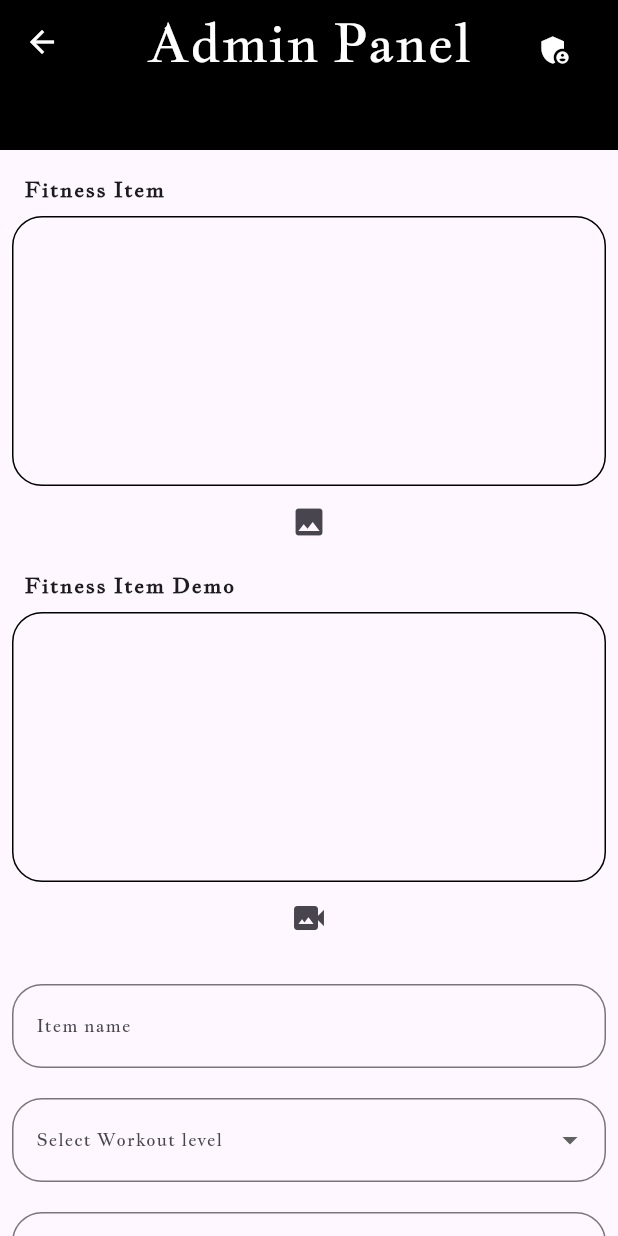
After one commit to jasirpk/fittrack, a Flutter app: the AdminPanel_Screen screen opened directly, on a phone screen of 412 x 824 dp. The commit adds this screen. Run offline on Flutter 3.47's test engine with Material 3 defaults, Android fonts, the phone set to English and light mode, and no system bars; our stand-ins replace image_picker, shared_preferences, sqflite; accounts and stored records are empty.

Commit message:
Admin panel added

```diff
--- a/lib/main.dart
+++ b/lib/main.dart
@@ -6,6 +6,7 @@
 import 'package:flutter/material.dart';
 import 'package:shared_preferences/shared_preferences.dart';
 
+const Save_key = 'UserLoggedIn';
 main() {
   runApp(Fit_Track());
 }
--- /dev/null
+++ b/lib/screens_Admin/adminpanel_Screen.dart
@@ -0,0 +1,302 @@
+import 'dart:io';
+
+import 'package:flutter/material.dart';
+import 'package:image_picker/image_picker.dart';
+
+class AdminPanel_Screen extends StatefulWidget {
+  const AdminPanel_Screen({super.key});
+
+  @override
+  State<AdminPanel_Screen> createState() => _AdminPanel_ScreenState();
+}
+
+class _AdminPanel_ScreenState extends State<AdminPanel_Screen> {
+  var fitnessItemImagePathController = TextEditingController();
+  var fitnessItemDemoImagePathController = TextEditingController();
+  var ItemNameController = TextEditingController();
+  var WorkoutLevelController = TextEditingController();
+  var SelectCategoryController = TextEditingController();
+  var WorkoutPlanController = TextEditingController();
+  var DescriptionController = TextEditingController();
+  File? fitnessItemImage;
+  File? fitnessItemDemoImage;
+  String? selectedWorkoutLevel;
+  String? SelectedCategory;
+  String? SelectedWorkoutPlan;
+  @override
+  Widget build(BuildContext context) {
+    return Scaffold(
+      appBar: PreferredSize(
+          preferredSize: Size.fromHeight(100),
+          child: AppBar(
+            iconTheme: IconThemeData(color: Colors.white),
+            backgroundColor: Colors.black,
+            actions: [
+              Padding(
+                padding: const EdgeInsets.only(right: 30, top: 10),
+                child: Icon(
+                  Icons.admin_panel_settings,
+                  color: Colors.white,
+                ),
+              )
+            ],
+            centerTitle: true,
+            title: Text(
+              'Admin Panel',
+              style: TextStyle(
+                  fontFamily: 'JacquesFracois',
+                  fontSize: 36,
+                  color: Colors.white),
+            ),
+          )),
+      body: SingleChildScrollView(
+        child: Padding(
+          padding: const EdgeInsets.all(8.0),
+          child: Container(
+            child: Column(
+              children: [
+                Padding(
+                  padding: const EdgeInsets.all(8.0),
+                  child: Row(
+                    children: [
+                      Text(
+                        'Fitness Item',
+                        style: TextStyle(
+                          fontFamily: 'JacquesFracois',
+                          fontWeight: FontWeight.bold,
+                          letterSpacing: 1,
+                        ),
+                      ),
+                    ],
+                  ),
+                ),
+                Container(
+                  height: 180,
+                  width: double.infinity,
+                  decoration: BoxDecoration(
+                    border: Border.all(),
+                    borderRadius: BorderRadius.circular(20),
+                  ),
+                  child: fitnessItemImage != null
+                      ? ClipRRect(
+                          borderRadius: BorderRadius.circular(20),
+                          child: Image.file(
+                            fitnessItemImage!,
+                            fit: BoxFit.cover,
+                          ),
+                        )
+                      : SizedBox(),
+                ),
+                IconButton(
+                  onPressed: () {
+                    pickImageFromGallery('fitnessItem');
+                  },
+                  icon: Icon(Icons.image),
+                ),
+                Padding(
+                  padding: const EdgeInsets.all(8.0),
+                  child: Row(
+                    children: [
+                      Text(
+                        'Fitness Item Demo',
+                        style: TextStyle(
+                          fontFamily: 'JacquesFracois',
+                          fontWeight: FontWeight.bold,
+                          letterSpacing: 1,
+                        ),
+                      ),
+                    ],
+                  ),
+                ),
+                Container(
+                  height: 180,
+                  width: double.infinity,
+                  decoration: BoxDecoration(
+                    border: Border.all(),
+                    borderRadius: BorderRadius.circular(20),
+                  ),
+                  child: fitnessItemDemoImage != null
+                      ? ClipRRect(
+                          borderRadius: BorderRadius.circular(20),
+                          child: Image.file(
+                            fitnessItemDemoImage!,
+                            fit: BoxFit.contain,
+                          ),
+                        )
+                      : SizedBox(),
+                ),
+                IconButton(
+                    onPressed: () {
+                      pickImageFromGallery('fitnessItemDemo');
+                    },
+                    icon: Icon(Icons.video_camera_back)),
+                SizedBox(
+                  height: 20,
+                ),
+                TextFormField(
+                  decoration: InputDecoration(
+                      labelText: 'Item name',
+                      labelStyle:
+                          TextStyle(fontFamily: 'JacquesFracois', fontSize: 12),
+                      border: OutlineInputBorder(
+                          borderRadius: BorderRadius.circular(20))),
+                ),
+                SizedBox(
+                  height: 20,
+                ),
+                DropdownButtonFormField<String>(
+                  decoration: InputDecoration(
+                      labelText: 'Select Workout level',
+                      labelStyle:
+                          TextStyle(fontFamily: 'JacquesFracois', fontSize: 12),
+                      border: OutlineInputBorder(
+                          borderRadius: BorderRadius.circular(20))),
+                  value: selectedWorkoutLevel,
+                  icon: Icon(Icons.arrow_drop_down),
+                  style: TextStyle(color: Colors.deepPurple),
+                  onChanged: (String? newValue) {
+                    setState(() {
+                      selectedWorkoutLevel = newValue;
+                    });
+                  },
+                  items: <String>['BEGINNER', 'INTERMEDIATE']
+                      .map<DropdownMenuItem<String>>((String value) {
+                    return DropdownMenuItem<String>(
+                      value: value,
+                      child: Text(value),
+                    );
+                  }).toList(),
+                ),
+                SizedBox(
+                  height: 20,
+                ),
+                DropdownButtonFormField<String>(
+                  decoration: InputDecoration(
+                      labelText: 'Select category',
+                      labelStyle:
+                          TextStyle(fontFamily: 'JacquesFracois', fontSize: 12),
+                      border: OutlineInputBorder(
+                          borderRadius: BorderRadius.circular(20))),
+                  value: SelectedCategory,
+                  icon: Icon(Icons.arrow_drop_down),
+                  style: TextStyle(color: Colors.deepPurple),
+                  onChanged: (String? newValue) {
+                    setState(() {
+                      SelectedCategory = newValue;
+                    });
+                  },
+                  items: <String>[
+                    'STRETCHES',
+                    'CHEST',
+                    'BACK',
+                    'BUTTOCKS',
+                    'LEGS',
+                    'TRICEPS',
+                    'ABS',
+                    'FOREARM',
+                    'CALF',
+                    'SHOULDER',
+                    'BICEPS'
+                  ].map<DropdownMenuItem<String>>((String value) {
+                    return DropdownMenuItem<String>(
+                      value: value,
+                      child: Text(value),
+                    );
+                  }).toList(),
+                ),
+                SizedBox(
+                  height: 20,
+                ),
+                DropdownButtonFormField<String>(
+                  decoration: InputDecoration(
+                      labelText: 'Select Workout plan',
+                      labelStyle:
+                          TextStyle(fontFamily: 'JacquesFracois', fontSize: 12),
+                      border: OutlineInputBorder(
+                          borderRadius: BorderRadius.circular(20))),
+                  value: SelectedWorkoutPlan,
+                  icon: Icon(Icons.arrow_drop_down),
+                  style: TextStyle(color: Colors.deepPurple),
+                  onChanged: (String? newValue) {
+                    setState(() {
+                      SelectedWorkoutPlan = newValue;
+                    });
+                  },
+                  items: <String>['Gym Exercise', 'Home Exercise', 'Stretches']
+                      .map<DropdownMenuItem<String>>((String value) {
+                    return DropdownMenuItem<String>(
+                      value: value,
+                      child: Text(value),
+                    );
+                  }).toList(),
+                ),
+                Padding(
+                  padding: const EdgeInsets.all(8.0),
+                  child: Row(
+                    children: [
+                      Text(
+                        'How to do?',
+                        style: TextStyle(
+                          fontFamily: 'JacquesFracois',
+                          fontWeight: FontWeight.bold,
+                          letterSpacing: 1,
+                        ),
+                      ),
+                    ],
+                  ),
+                ),
+                TextFormField(
+                  decoration: InputDecoration(
+                    labelText: 'Description',
+                    labelStyle:
+                        TextStyle(fontFamily: 'JacquesFracois', fontSize: 12),
+                    border: OutlineInputBorder(
+                      borderRadius: BorderRadius.circular(20),
+                    ),
+                  ),
+                ),
+                SizedBox(
+                  height: 20,
+                ),
+                Row(
+                  mainAxisAlignment: MainAxisAlignment.end,
+                  children: [
+                    ElevatedButton(
+                      onPressed: () {},
+                      style: ElevatedButton.styleFrom(
+                          backgroundColor: Colors.black),
+                      child: Text(
+                        'Save Details',
+                        style: TextStyle(
+                            fontFamily: 'JacquesFracois',
+                            color: Colors.white,
+                            fontWeight: FontWeight.bold),
+                      ),
+                    ),
+                  ],
+                )
+              ],
+            ),
+          ),
+        ),
+      ),
+    );
+  }
+
+  Future pickImageFromGallery(String imageType) async {
+    final returnimage =
+        await ImagePicker().pickImage(source: ImageSource.gallery);
+    if (returnimage == null) {
+      return;
+    }
+    setState(() {
+      if (imageType == 'fitnessItem') {
+        fitnessItemImage = File(returnimage.path);
+        fitnessItemImagePathController.text = returnimage.path;
+      } else if (imageType == 'fitnessItemDemo') {
+        fitnessItemDemoImage = File(returnimage.path);
+        fitnessItemDemoImagePathController.text = returnimage.path;
+      }
+    });
+  }
+}
--- a/lib/screens_welcome/login_screen.dart
+++ b/lib/screens_welcome/login_screen.dart
@@ -61,7 +61,6 @@ class _LoginScreenState extends State<LoginScreen> {
   @override
   Widget build(BuildContext context) {
     return Scaffold(
-      backgroundColor: Colors.white,
       body: SafeArea(
         child: Container(
           decoration: BoxDecoration(
--- a/pubspec.yaml
+++ b/pubspec.yaml
@@ -99,6 +99,8 @@ flutter:
     - assets/images/istockphoto-679305702-170667a.jpg
     - assets/images/chest_feature.webp
     - assets/images/greatest-abs-exercises-1445673601.jpg
+    - assets/images_Items/284-2840011_person-in-gray-hoodie-using-computer-inside-dark.jpg
+
   # An image asset can refer to one or more resolution-specific "variants", see
   # https://flutter.dev/assets-and-images/#resolution-aware
 
```
Also changed, not shown: lib/Sqlite/sqflite.dart (+15 -0 lines), lib/screens_Admin/create_Items.dart (added, +33 -0 lines), lib/screens_Admin/login_Admin.dart (added, +136 -0 lines), lib/screens_home/navbar.dart (+63 -4 lines), assets/images_Items/284-2840011_person-in-gray-hoodie-using-computer-inside-dark.jpg (added).
